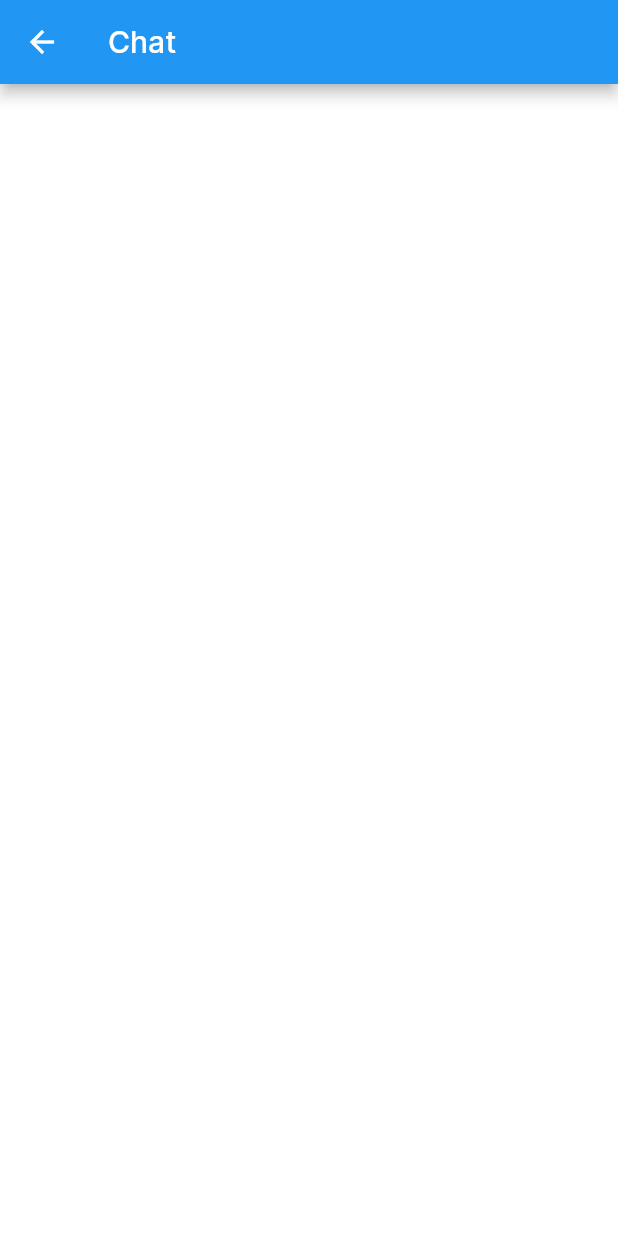
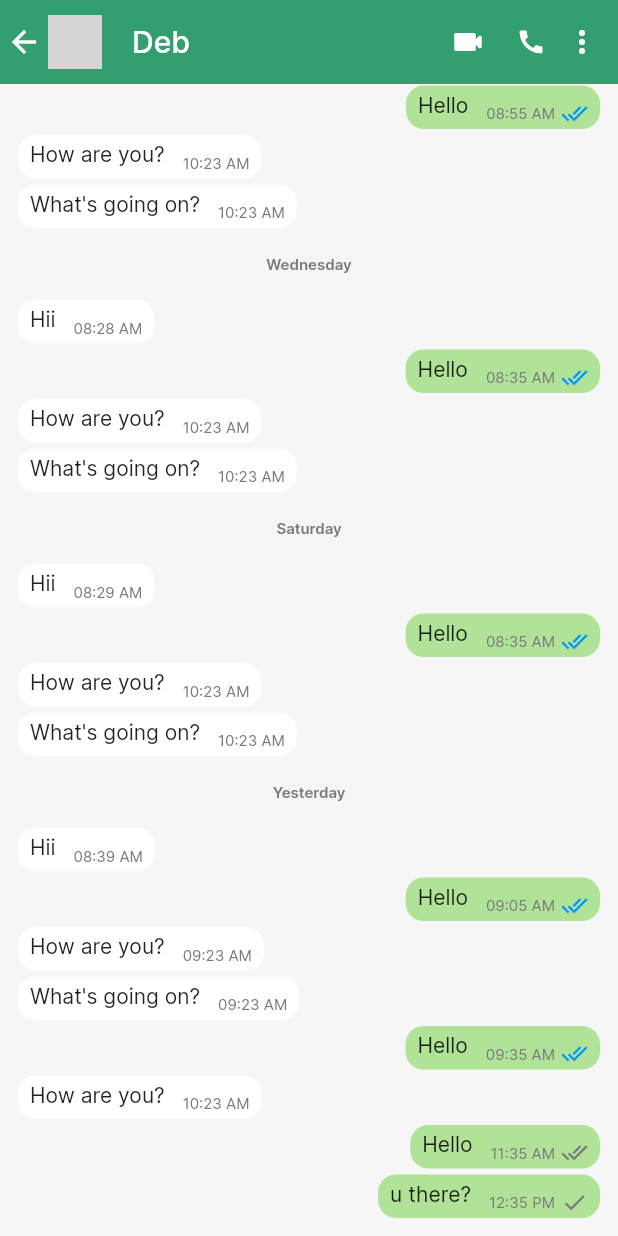
Before and after one commit to im-dpaul/whatsapp-clone, a Flutter app: the ChatScreen screen opened by its route, on a phone screen of 412 x 824 dp. Run offline on Flutter 3.47's test engine with Material 2 defaults, Android fonts, the phone set to English and light mode, and no system bars; our stand-ins replace flutter_svg, get; network calls fail; grey boxes are pictures that could not be loaded.

Commit message:
implemented chat screen

```diff
--- a/lib/core/constants/app_colors.dart
+++ b/lib/core/constants/app_colors.dart
@@ -10,5 +10,6 @@ class AppColors {
   static const Color neutral03 = Color(0xFFF5F5F5);
   static const Color green01 = Color(0xFF53C418);
   static const Color green02 = Color(0xFF349F6E);
+  static const Color green03 = Color(0xFFB0E297);
   static const Color blue01 = Color(0xFF0096FF);
 }
--- a/lib/core/constants/app_text_styles.dart
+++ b/lib/core/constants/app_text_styles.dart
@@ -32,6 +32,12 @@ class AppTextStyles {
     fontWeight: FontWeight.w600,
     color: AppColors.green01,
   );
+  static TextStyle f10w400Neutral01 = const TextStyle(
+    fontSize: 10,
+    fontFamily: 'Inter',
+    fontWeight: FontWeight.w400,
+    color: AppColors.neutral01,
+  );
   static TextStyle f10w600Neutral01 = const TextStyle(
     fontSize: 10,
     fontFamily: 'Inter',
--- a/lib/features/chat/controller/chats_list_controller.dart
+++ b/lib/features/chat/controller/chats_list_controller.dart
@@ -1,8 +1,10 @@
 import 'package:get/get.dart';
 import 'package:intl/intl.dart';
 import 'package:whatsapp_ui/features/chat/model/chat_list_data_model.dart';
+import 'package:whatsapp_ui/features/chat/model/message_data_model.dart';
 
 class ChatsListController extends GetxController {
+  RxString currentSenderId = ''.obs;
   extractDateTime(DateTime? dateTime) {
     if (dateTime != null) {
       dateTime = dateTime.toLocal();
@@ -15,6 +17,58 @@ class ChatsListController extends GetxController {
         return DateFormat('hh:mm a').format(dateTime);
       }
     }
+  }
+
+  chatTime(DateTime? dateTime) {
+    if (dateTime != null) {
+      dateTime = dateTime.toLocal();
+      return DateFormat('hh:mm a').format(dateTime);
+    }
+  }
+
+  String chatDate(DateTime? dateTime) {
+    if (dateTime != null) {
+      dateTime = dateTime.toLocal();
+      if (dateTime.isBefore(DateTime.now().subtract(const Duration(days: 7)))) {
+        return DateFormat('dd MMMM yyyy').format(dateTime);
+      } else {
+        if (dateTime.day == DateTime.now().day) {
+          return "Today";
+        } else if (dateTime.day == DateTime.now().day - 1) {
+          return "Yesterday";
+        } else {
+          final weekday = dateTime.weekday;
+          String day = '';
+          switch (weekday) {
+            case 1:
+              day = "Monday";
+              break;
+            case 2:
+              day = "Tuesday";
+              break;
+            case 3:
+              day = "Wednesday";
+              break;
+            case 4:
+              day = "Thursday";
+              break;
+            case 5:
+              day = "Friday";
+              break;
+            case 6:
+              day = "Saturday";
+              break;
+            case 7:
+              day = "Sunday";
+              break;
+            default:
+              day = "Today";
+          }
+          return day;
+        }
+      }
+    }
+    return "";
   }
 
   ChatListDataModel chatListDataModel = ChatListDataModel(
@@ -254,4 +308,251 @@ class ChatsListController extends GetxController {
       ),
     ],
   );
+  MessageDataModel messageDataModel = MessageDataModel(
+    senderDetails: SenderDetails(
+      id: 'aaa',
+      avatar:
+          'https://ichef.bbci.co.uk/news/976/cpsprodpb/3EE0/production/_121269061_getty.jpg',
+      name: 'Deb',
+    ),
+    allMessage: [
+      AllMessage(
+        messageDate: DateTime(2023, 7, 4),
+        messageData: [
+          MessageData(
+            id: 'aaa1',
+            sender: true,
+            text: 'Hii',
+            time: DateTime(2023, 7, 4, 7, 34),
+          ),
+          MessageData(
+            id: 'aaa2',
+            sender: false,
+            text: 'Hello',
+            status: 'read',
+            time: DateTime(2023, 7, 4, 7, 35),
+          ),
+          MessageData(
+            id: 'aaa3',
+            sender: true,
+            text: 'How are you?',
+            time: DateTime(2023, 7, 4, 10, 23),
+          ),
+          MessageData(
+            id: 'aaa4',
+            sender: true,
+            text: 'What\'s going on?',
+            time: DateTime(2023, 7, 4, 10, 23),
+          ),
+        ],
+      ),
+      AllMessage(
+        messageDate: DateTime(2023, 7, 5),
+        messageData: [
+          MessageData(
+            id: 'aaa1',
+            sender: true,
+            text: 'Hii',
+            time: DateTime(2023, 7, 5, 7, 35),
+          ),
+          MessageData(
+            id: 'aaa2',
+            sender: false,
+            status: 'read',
+            text: 'Hello',
+            time: DateTime(2023, 7, 5, 7, 35),
+          ),
+          MessageData(
+            id: 'aaa3',
+            sender: true,
+            text: 'How are you?',
+            time: DateTime(2023, 7, 5, 10, 23),
+          ),
+          MessageData(
+            id: 'aaa5',
+            sender: true,
+            text: 'What\'s going on?',
+            time: DateTime(2023, 7, 5, 10, 23),
+          ),
+        ],
+      ),
+      AllMessage(
+        messageDate: DateTime(2023, 7, 6),
+        messageData: [
+          MessageData(
+            id: 'aaa1',
+            sender: true,
+            text: 'Hii',
+            time: DateTime(2023, 7, 6, 7, 36),
+          ),
+          MessageData(
+            id: 'aaa2',
+            sender: false,
+            status: 'read',
+            text: 'Hello',
+            time: DateTime(2023, 7, 6, 7, 45),
+          ),
+          MessageData(
+            id: 'aaa3',
+            sender: true,
+            text: 'How are you?',
+            time: DateTime(2023, 7, 6, 10, 23),
+          ),
+          MessageData(
+            id: 'aaa6',
+            sender: true,
+            text: 'What\'s going on?',
+            time: DateTime(2023, 7, 6, 10, 23),
+          ),
+        ],
+      ),
+      AllMessage(
+        messageDate: DateTime(2023, 7, 7),
+        messageData: [
+          MessageData(
+            id: 'aaa1',
+            sender: true,
+            text: 'Hii',
+            time: DateTime(2023, 7, 7, 7, 37),
+          ),
+          MessageData(
+            id: 'aaa2',
+            sender: false,
+            status: "read",
+            text: 'Hello',
+            time: DateTime(2023, 7, 7, 8, 55),
+          ),
+          MessageData(
+            id: 'aaa3',
+            sender: true,
+            text: 'How are you?',
+            time: DateTime(2023, 7, 7, 10, 23),
+          ),
+          MessageData(
+            id: 'aaa7',
+            sender: true,
+            text: 'What\'s going on?',
+            time: DateTime(2023, 7, 7, 10, 23),
+          ),
+        ],
+      ),
+      AllMessage(
+        messageDate: DateTime(2023, 8, 2),
+        messageData: [
+          MessageData(
+            id: 'aaa1',
+            sender: true,
+            text: 'Hii',
+            time: DateTime(2023, 8, 2, 8, 28),
+          ),
+          MessageData(
+            id: 'aaa2',
+            sender: false,
+            status: "read",
+            text: 'Hello',
+            time: DateTime(2023, 8, 2, 8, 35),
+          ),
+          MessageData(
+            id: 'aaa3',
+            sender: true,
+            text: 'How are you?',
+            time: DateTime(2023, 8, 2, 10, 23),
+          ),
+          MessageData(
+            id: 'aaa8',
+            sender: true,
+            text: 'What\'s going on?',
+            time: DateTime(2023, 8, 2, 10, 23),
+          ),
+        ],
+      ),
+      AllMessage(
+        messageDate: DateTime(2023, 8, 5),
+        messageData: [
+          MessageData(
+            id: 'aaa1',
+            sender: true,
+            text: 'Hii',
+            time: DateTime(2023, 8, 5, 8, 29),
+          ),
+          MessageData(
+            id: 'aaa2',
+            sender: false,
+            status: "read",
+            text: 'Hello',
+            time: DateTime(2023, 8, 5, 8, 35),
+          ),
+          MessageData(
+            id: 'aaa3',
+            sender: true,
+            text: 'How are you?',
+            time: DateTime(2023, 8, 5, 10, 23),
+          ),
+          MessageData(
+            id: 'aaa9',
+            sender: true,
+            text: 'What\'s going on?',
+            time: DateTime(2023, 8, 5, 10, 23),
+          ),
+        ],
+      ),
+      AllMessage(
+        messageDate: DateTime(2023, 8, 6),
+        messageData: [
+          MessageData(
+            id: 'aaa1',
+            sender: true,
+            text: 'Hii',
+            time: DateTime(2023, 8, 6, 8, 39),
+          ),
+          MessageData(
+            id: 'aaa2',
+            sender: false,
+            status: "read",
+            text: 'Hello',
+            time: DateTime(2023, 8, 6, 9, 5),
+          ),
+          MessageData(
+            id: 'aaa3',
+            sender: true,
+            text: 'How are you?',
+            time: DateTime(2023, 8, 6, 9, 23),
+          ),
+          MessageData(
+            id: 'aaa6',
+            sender: true,
+            text: 'What\'s going on?',
+            time: DateTime(2023, 8, 6, 9, 23),
+          ),
+          MessageData(
+            id: 'aaa2',
+            sender: false,
+            status: "read",
+            text: 'Hello',
+            time: DateTime(2023, 8, 6, 9, 35),
+          ),
+          MessageData(
+            id: 'aaa3',
+            sender: true,
+            text: 'How are you?',
+            time: DateTime(2023, 8, 6, 10, 23),
+          ),
+          MessageData(
+            id: 'aaa2',
+            sender: false,
+            status: "received",
+            text: 'Hello',
+            time: DateTime(2023, 8, 6, 11, 35),
+          ),
+          MessageData(
+            id: 'aaa2',
+            sender: false,
+            status: "sent",
+            text: 'u there?',
+            time: DateTime(2023, 8, 6, 12, 35),
+          ),
+        ],
+      ),
+    ],
+  );
 }
--- /dev/null
+++ b/lib/features/chat/model/message_data_model.dart
@@ -0,0 +1,43 @@
+class MessageDataModel {
+  final SenderDetails? senderDetails;
+  final List<AllMessage>? allMessage;
+  MessageDataModel({
+    this.senderDetails,
+    this.allMessage,
+  });
+}
+
+class AllMessage {
+  final DateTime? messageDate;
+  final List<MessageData>? messageData;
+  AllMessage({
+    this.messageDate,
+    this.messageData,
+  });
+}
+
+class MessageData {
+  final String? id;
+  final String? status;
+  final String? text;
+  final bool? sender;
+  final DateTime? time;
+  MessageData({
+    this.id,
+    this.status,
+    this.text,
+    this.sender,
+    this.time,
+  });
+}
+
+class SenderDetails {
+  final String? id;
+  final String? name;
+  final String? avatar;
+  SenderDetails({
+    this.id,
+    this.name,
+    this.avatar,
+  });
+}
--- a/lib/features/chat/view/chat_screen.dart
+++ b/lib/features/chat/view/chat_screen.dart
@@ -1,12 +1,89 @@
 import 'package:flutter/material.dart';
-class ChatScreen extends StatelessWidget {
-  const ChatScreen({super.key});
+import 'package:get/get.dart';
+import 'package:whatsapp_ui/core/constants/app_colors.dart';
+import 'package:whatsapp_ui/core/constants/app_text_styles.dart';
+import 'package:whatsapp_ui/features/chat/controller/chats_list_controller.dart';
+import 'package:whatsapp_ui/features/chat/widgets/chat_appbar.dart';
+import 'package:whatsapp_ui/features/chat/widgets/single_message_widget.dart';
+
+class ChatScreen extends StatefulWidget {
+  const ChatScreen({
+    super.key,
+  });
+  @override
+  State<ChatScreen> createState() => _ChatScreenState();
+}
+
+class _ChatScreenState extends State<ChatScreen> {
+  ChatsListController chatsListController = Get.find();
   @override
   Widget build(BuildContext context) {
     return Scaffold(
-      appBar: AppBar(
-        title: Text("Chat" ),
-      )
+      backgroundColor: AppColors.neutral03.withOpacity(0.9),
+      appBar: ChatAppBar(
+        senderAvatar:
+            chatsListController.messageDataModel.senderDetails?.avatar,
+        senderName: chatsListController.messageDataModel.senderDetails?.name,
+        onTap: () {
+          Get.back();
+          chatsListController.currentSenderId.value = '';
+        },
+      ),
+      body: SingleChildScrollView(
+        reverse: true,
+        physics: const BouncingScrollPhysics(),
+        child: Column(
+          children: [
+            SizedBox(
+              // height: 700,
+              child: ListView.builder(
+                shrinkWrap: true,
+                // reverse: true,
+                padding:
+                    const EdgeInsets.symmetric(vertical: 10, horizontal: 12),
+                physics: const BouncingScrollPhysics(),
+                itemCount:
+                    chatsListController.messageDataModel.allMessage?.length ??
+                        0,
+                itemBuilder: (context, index) {
+                  return Column(
+                    children: [
+                      Container(
+                        margin: const EdgeInsets.symmetric(vertical: 10),
+                        padding: const EdgeInsets.all(6),
+                        decoration: BoxDecoration(
+                            color: AppColors.neutral03,
+                            borderRadius: BorderRadius.circular(8)),
+                        child: Text(
+                          chatsListController.chatDate(chatsListController
+                              .messageDataModel.allMessage?[index].messageDate),
+                          style: AppTextStyles.f10w600Neutral01,
+                        ),
+                      ),
+                      Column(
+                        mainAxisSize: MainAxisSize.min,
+                        children: List.generate(
+                          chatsListController.messageDataModel
+                                  .allMessage?[index].messageData?.length ??
+                              0,
+                          (idx) => SingleMessageWidget(
+                            messageData: chatsListController.messageDataModel
+                                .allMessage?[index].messageData?[idx],
+                            messageTime: chatsListController.chatTime(
+                              chatsListController.messageDataModel
+                                  .allMessage?[index].messageData?[idx].time,
+                            ),
+                          ),
+                        ),
+                      )
+                    ],
+                  );
+                },
+              ),
+            ),
+          ],
+        ),
+      ),
     );
   }
 }
--- a/lib/features/chat/view/chats_list_screen.dart
+++ b/lib/features/chat/view/chats_list_screen.dart
@@ -1,7 +1,8 @@
 import 'package:flutter/material.dart';
 import 'package:get/get.dart';
+import 'package:whatsapp_ui/core/routes/app_routes.dart';
 import 'package:whatsapp_ui/features/chat/controller/chats_list_controller.dart';
-import 'package:whatsapp_ui/features/home/widgets/single_chat_item.dart';
+import 'package:whatsapp_ui/features/chat/widgets/single_chat_item.dart';
 
 class ChatsListScreen extends StatefulWidget {
   const ChatsListScreen({super.key});
@@ -40,7 +41,13 @@ class _ChatsListScreenState extends State<ChatsListScreen> {
                 imageUrl: chatsListController
                     .chatListDataModel.chatItem?[index].chatData?.senderAvatar,
                 profileOnTap: () {},
-                chatOnTap: () {},
+                chatOnTap: () {
+                  // // set senderId through controller while onTap
+                  // // and navigate to chat screen after getting particular sender's chat data
+                  // chatsListController.currentSenderId.value = chatsListController
+                  //               .chatListDataModel.chatItem?[index].chatData?.senderId ?? '';
+                  Get.toNamed(AppRoutes.chatScreen);
+                },
               );
             },
           ),
--- /dev/null
+++ b/lib/features/chat/widgets/chat_appbar.dart
@@ -0,0 +1,92 @@
+import 'package:flutter/material.dart';
+import 'package:whatsapp_ui/core/constants/app_colors.dart';
+import 'package:whatsapp_ui/core/constants/image_path.dart';
+
+class ChatAppBar extends StatelessWidget implements PreferredSizeWidget {
+  const ChatAppBar({
+    super.key,
+    this.onTap,
+    this.senderAvatar,
+    this.senderName,
+  });
+  final String? senderAvatar;
+  final String? senderName;
+  final void Function()? onTap;
+  @override
+  Widget build(BuildContext context) {
+    return AppBar(
+      automaticallyImplyLeading: false,
+      leading: GestureDetector(
+        onTap: onTap,
+        child: Row(
+          children: [
+            const Padding(
+              padding: EdgeInsets.symmetric(horizontal: 4),
+              child: Icon(Icons.arrow_back_outlined),
+            ),
+            CircleAvatar(
+              radius: 18,
+              backgroundColor: AppColors.neutral02,
+              backgroundImage: (senderAvatar != null)
+                  ? (senderAvatar!.isNotEmpty)
+                      ? NetworkImage(senderAvatar ?? '')
+                      : const AssetImage(ImagePath.avatar) as ImageProvider
+                  : const AssetImage(ImagePath.avatar),
+            ),
+          ],
+        ),
+      ),
+      leadingWidth: 72,
+      title: Text(senderName ?? ''),
+      elevation: 0,
+      backgroundColor: AppColors.green02,
+      actions: [
+        /// Widget for the video call
+        const Icon(Icons.videocam_rounded),
+        const SizedBox(
+          width: 20,
+        ),
+
+        /// Widget for the audio call
+        const Icon(
+          Icons.call,
+          size: 20,
+        ),
+
+        /// Widget for the three-dot menu
+        PopupMenuButton(
+          elevation: 4,
+          position: PopupMenuPosition.under,
+          shape: RoundedRectangleBorder(
+            borderRadius: BorderRadius.circular(12),
+          ),
+          itemBuilder: (context) {
+            return [
+              const PopupMenuItem(child: Text('View contact')),
+              const PopupMenuItem(child: Text('Media, links, and docs')),
+              const PopupMenuItem(child: Text('Search')),
+              const PopupMenuItem(child: Text('Mute notifications')),
+              const PopupMenuItem(child: Text('Disappearing messages')),
+              const PopupMenuItem(child: Text('Wallpaper')),
+              PopupMenuItem(
+                child: Row(
+                  mainAxisAlignment: MainAxisAlignment.spaceBetween,
+                  children: [
+                    const Text('More'),
+                    Icon(
+                      Icons.arrow_right,
+                      color: AppColors.textBlack.withOpacity(0.65),
+                    ),
+                  ],
+                ),
+              ),
+            ];
+          },
+        ),
+      ],
+    );
+  }
+
+  @override
+  Size get preferredSize => AppBar().preferredSize;
+}
--- /dev/null
+++ b/lib/features/chat/widgets/single_message_widget.dart
@@ -0,0 +1,61 @@
+import 'package:flutter/material.dart';
+import 'package:whatsapp_ui/core/constants/app_colors.dart';
+import 'package:whatsapp_ui/core/constants/app_text_styles.dart';
+import 'package:whatsapp_ui/features/chat/model/message_data_model.dart';
+
+class SingleMessageWidget extends StatelessWidget {
+  const SingleMessageWidget({
+    super.key,
+    this.messageData,
+    this.messageTime,
+  });
+  final MessageData? messageData;
+  final String? messageTime;
+  @override
+  Widget build(BuildContext context) {
+    return Align(
+      alignment: (messageData?.sender == true)
+          ? Alignment.centerLeft
+          : Alignment.centerRight,
+      child: Container(
+        padding: const EdgeInsets.symmetric(horizontal: 8),
+        margin: const EdgeInsets.symmetric(vertical: 2),
+        decoration: BoxDecoration(
+            color: (messageData?.sender == true)
+                ? AppColors.pureWhite
+                : AppColors.green03,
+            borderRadius: BorderRadius.circular(12)),
+        child: Row(
+          mainAxisSize: MainAxisSize.min,
+          children: [
+            Padding(
+              padding: const EdgeInsets.only(top: 4, bottom: 8),
+              child: Text(messageData?.text ?? ''),
+            ),
+            Padding(
+              padding: const EdgeInsets.only(top: 8, left: 12),
+              child: Text(
+                messageTime ?? '',
+                style: AppTextStyles.f10w400Neutral01,
+              ),
+            ),
+            if (messageData?.sender != true)
+              Padding(
+                padding: const EdgeInsets.only(
+                  left: 4,
+                  top: 8,
+                ),
+                child: Icon(
+                  messageData?.status == "sent" ? Icons.done : Icons.done_all,
+                  size: 18,
+                  color: messageData?.status == "read"
+                      ? AppColors.blue01
+                      : AppColors.neutral01,
+                ),
+              ),
+          ],
+        ),
+      ),
+    );
+  }
+}
```
Also changed, not shown: lib/features/chat/widgets/single_chat_item.dart (renamed from lib/features/home/widgets/single_chat_item.dart).
